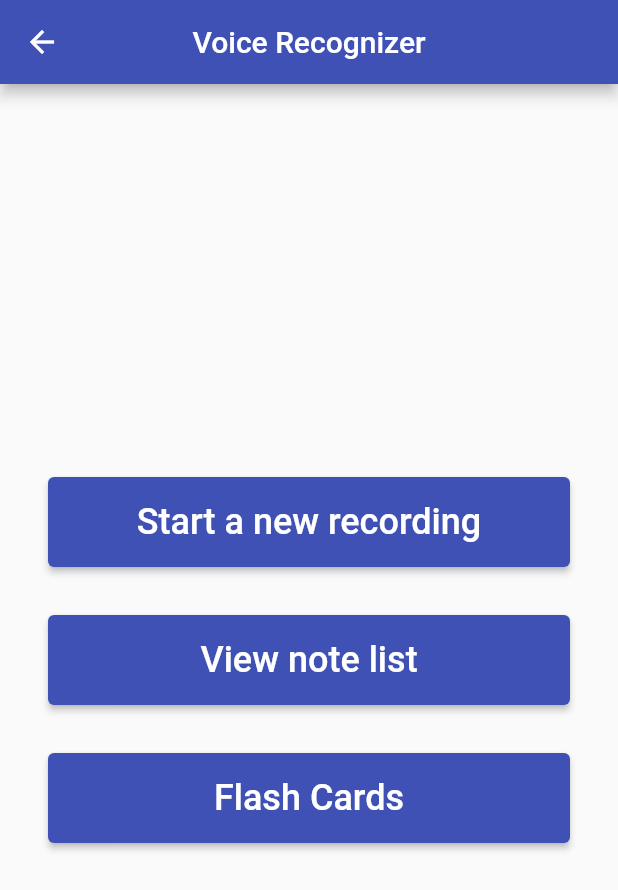
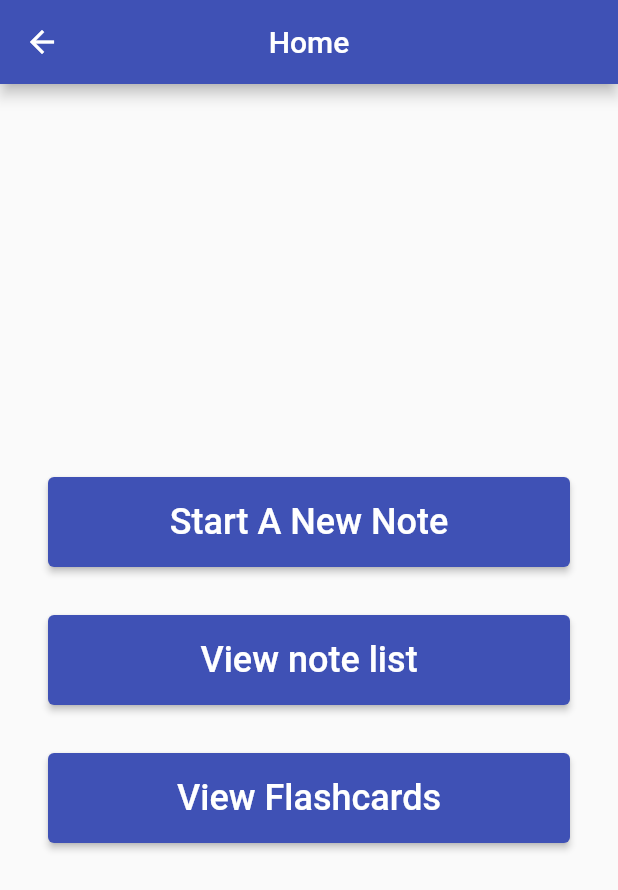
Before and after one commit to BangMach/kintusgi, a Flutter app: the VoiceRecognizer screen opened directly, on a phone screen of 412 x 824 dp. Shown: the top 890 px of the screen. Run offline on Flutter 3.47's test engine with Material 2 defaults, Android fonts, the phone set to English and light mode, and no system bars; our stand-ins replace avatar_glow, cloud_firestore, firebase_auth, firebase_core, flip_card, permission_handler and 1 more; missing offline and left inert: flutter_audio_recorder2, flutter_speech, speech_recognition; accounts and stored records are empty; generated files the repository leaves out were written again; network calls fail.

Commit message:
add the final langauges support package

```diff
--- a/lib/l10n/app_en.arb
+++ b/lib/l10n/app_en.arb
@@ -31,5 +31,19 @@
     "aboutOurApp":"About our app",
     "applicationLicenses":"Licenses",
     "applicationLicensesDes":"Licenses for third party libraries",
-    "madeWithLoveBy": "Made with ❤️ by"
+    "madeWithLoveBy": "Made with ❤️ by",
+    "previousBtn": "Previous",
+    "nextBtn": "Next",
+    "startaNewRecording":"Start A New Note",
+    "viewNoteList":"View note list",
+    "viewFlashCards":"View Flashcards",
+    "newNote": "New Note",
+    "searchNotes":"Search Notes"
+
+
+
+
+
+
+
 }
--- a/lib/screens/flashcard_screen.dart
+++ b/lib/screens/flashcard_screen.dart
@@ -2,6 +2,7 @@ import 'package:flip_card/flip_card.dart';
 import 'package:flutter/material.dart';
 import 'package:kintsugi/widgets/flashcards/flashcard.dart';
 import 'package:kintsugi/widgets/flashcards/flashcard_view.dart';
+import 'package:flutter_gen/gen_l10n/app_localizations.dart';
 
 class FlashcardScreen extends StatefulWidget {
   @override
@@ -78,7 +79,7 @@ class _FlashcardScreenState extends State<FlashcardScreen> {
                             ),
                             SizedBox(width: 10),
                             Text(
-                              'Previous',
+                              AppLocalizations.of(context).previousBtn,
                               style: TextStyle(
                                 color: Colors.white,
                                 fontSize: 18.0,
@@ -113,7 +114,7 @@ class _FlashcardScreenState extends State<FlashcardScreen> {
                               size: 24.0,
                             ),
                             Text(
-                              'Next',
+                              AppLocalizations.of(context).nextBtn,
                               style: TextStyle(
                                 color: Colors.white,
                                 fontSize: 18.0,
--- a/lib/screens/list_search.dart
+++ b/lib/screens/list_search.dart
@@ -1,6 +1,7 @@
 import 'package:flutter/material.dart';
 import 'package:permission_handler/permission_handler.dart';
 import 'package:speech_recognition/speech_recognition.dart';
+import 'package:flutter_gen/gen_l10n/app_localizations.dart';
 
 class ListSearch extends StatefulWidget {
   @override
@@ -44,7 +45,7 @@ class ListSearchState extends State {
     return Scaffold(
       appBar: AppBar(
         centerTitle: true,
-        title: Text('Search notes'),
+        title: Text(AppLocalizations.of(context).startaNewRecording),
         backgroundColor: Colors.indigo,
         actions: [
           _buildVoiceInput(
--- a/lib/screens/voice_recognizer_screen.dart
+++ b/lib/screens/voice_recognizer_screen.dart
@@ -5,6 +5,7 @@ import 'package:kintsugi/screens/list_search.dart';
 import 'package:permission_handler/permission_handler.dart';
 import 'package:speech_recognition/speech_recognition.dart';
 import 'package:flutter/services.dart';
+import 'package:flutter_gen/gen_l10n/app_localizations.dart';
 
 class VoiceRecognizer extends StatelessWidget {
   @override
@@ -12,7 +13,7 @@ class VoiceRecognizer extends StatelessWidget {
     return Scaffold(
       appBar: AppBar(
         centerTitle: true,
-        title: Text("Voice Recognizer"),
+        title: Text(AppLocalizations.of(context).home),
         backgroundColor: Colors.indigo,
       ),
       body: Container(
@@ -33,7 +34,7 @@ class VoiceRecognizer extends StatelessWidget {
                 child: Padding(
                   padding: const EdgeInsets.symmetric(vertical: 16.0),
                   child: Text(
-                    "Start a new recording",
+                    AppLocalizations.of(context).startaNewRecording,
                     style: TextStyle(
                       color: Colors.white,
                       fontSize: 24.0,
@@ -56,7 +57,7 @@ class VoiceRecognizer extends StatelessWidget {
                 child: Padding(
                   padding: const EdgeInsets.symmetric(vertical: 16.0),
                   child: Text(
-                    "View note list",
+                    AppLocalizations.of(context).viewNoteList,
                     style: TextStyle(
                       color: Colors.white,
                       fontSize: 24.0,
@@ -79,7 +80,7 @@ class VoiceRecognizer extends StatelessWidget {
                 child: Padding(
                   padding: const EdgeInsets.symmetric(vertical: 16.0),
                   child: Text(
-                    "Flash Cards",
+                    AppLocalizations.of(context).viewFlashCards,
                     style: TextStyle(
                       color: Colors.white,
                       fontSize: 24.0,
@@ -274,7 +275,7 @@ class _VoiceHomeState extends State<VoiceHome> {
     return Scaffold(
       appBar: AppBar(
         centerTitle: true,
-        title: Text("Start a new recording"),
+        title: Text(AppLocalizations.of(context).startaNewRecording),
         backgroundColor: Colors.indigo,
       ),
       body: SafeArea(
@@ -298,7 +299,7 @@ class _VoiceHomeState extends State<VoiceHome> {
                     crossAxisAlignment: CrossAxisAlignment.start,
                     children: <Widget>[
                       Text(
-                        'New Note',
+                        AppLocalizations.of(context).newNote,
                         style: TextStyle(
                           color: Colors.black,
                           fontSize: 20,
```
Also changed, not shown: lib/l10n/app_vi.arb (+14 -2 lines).
